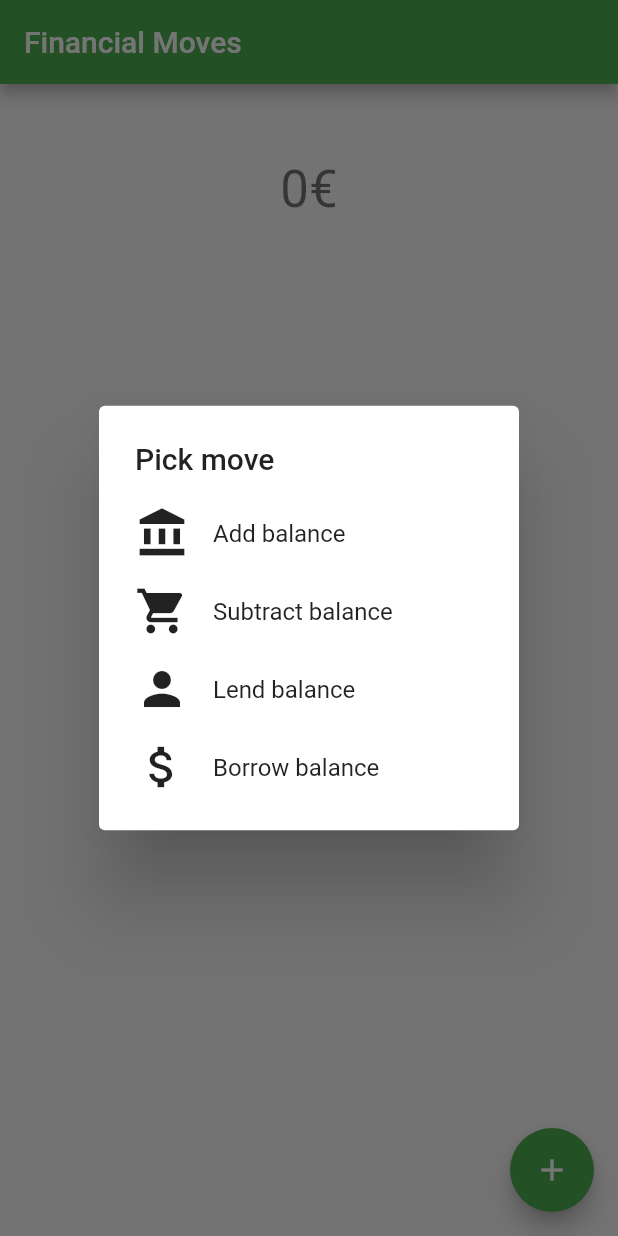
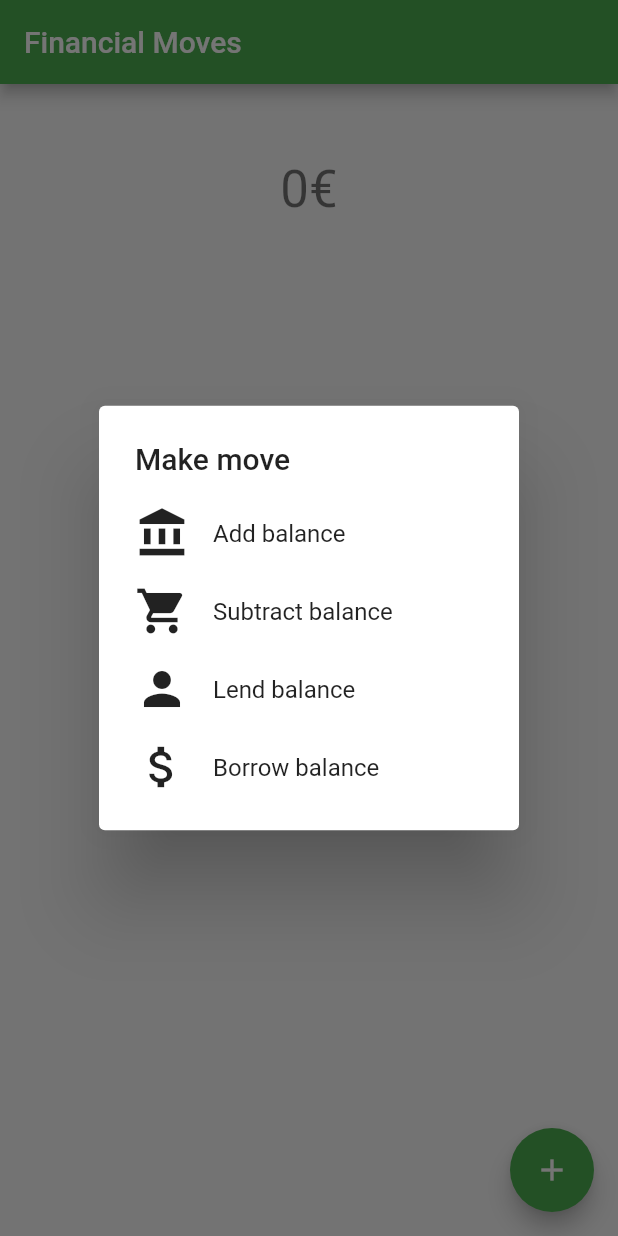
Before and after one commit to aitor-gomila/money_manager, a Flutter app: the screen it shows after launch, after a tap on the "add" icon, on a phone screen of 412 x 824 dp. Run offline on Flutter 3.47's test engine with Material 2 defaults, Android fonts, the light colour scheme and no system bars.

Commit message:
State management and dialogs for UX

```diff
--- a/lib/finance.dart
+++ b/lib/finance.dart
@@ -1,3 +1,6 @@
+import 'package:flutter/material.dart';
+import 'package:flutter/foundation.dart';
+
 class FinancialMove {
   final String descriptor;
   final int balance;
@@ -11,3 +14,23 @@ int calculateTotalFinancialMoves(List<FinancialMove> financialMovesList) {
   }
   return balance;
 }
+
+class CartModel extends ChangeNotifier {
+  final String currency = '€';
+
+  /// Internal, private state of the cart
+  final List<FinancialMove> _items = [];
+
+  /// An unmodifiable view of the items in the cart
+  List<FinancialMove> get items => _items;
+
+  /// The current total price of all items
+  int get total => calculateTotalFinancialMoves(items);
+
+  /// Adds [item] to cart
+  void add(FinancialMove item) {
+    _items.add(item);
+    // This call tells the widgets that are listening to this model to rebuild.
+    notifyListeners();
+  }
+}
--- a/lib/main.dart
+++ b/lib/main.dart
@@ -1,4 +1,5 @@
 import 'package:flutter/material.dart';
+import 'package:provider/provider.dart';
 import 'package:financial_management/finance.dart';
 import 'package:financial_management/gui.dart';
 
@@ -30,79 +31,53 @@ class MyHomePage extends StatefulWidget {
 }
 
 class _MyHomePageState extends State<MyHomePage> {
-  final String currency = '€';
-  final List<FinancialMove> financialMoves = [];
-
-  void _introduceNewMove(String descriptor, int balance) {
-    setState(() {
-      financialMoves
-          .add(FinancialMove(descriptor: descriptor, balance: balance));
-    });
-  }
-
-  void _showMoveDialog() {
-    showDialog<void>(
-        context: context,
-        useSafeArea: false,
-        builder: (BuildContext context) {
-          return SimpleDialog(title: const Text("Pick move"), children: [
-            DialogItem(
-                icon: Icons.account_balance,
-                text: "Add balance",
-                onPressed: () {}),
-            DialogItem(
-                icon: Icons.shopping_cart,
-                text: "Subtract balance",
-                onPressed: () {}),
-            DialogItem(
-                icon: Icons.person, text: "Lend balance", onPressed: () {}),
-            DialogItem(
-                icon: Icons.attach_money,
-                text: "Borrow balance",
-                onPressed: () {}),
-          ]);
-        });
-  }
-
   @override
   Widget build(BuildContext context) {
-    int totalBalanceDisplayNumber =
-        calculateTotalFinancialMoves(financialMoves);
-    String totalBalanceFormat =
-        '${totalBalanceDisplayNumber > 0 ? '+' : ''}$totalBalanceDisplayNumber$currency';
-    return Scaffold(
+    return ChangeNotifierProvider(
+        create: (context) => CartModel(),
+        child: Scaffold(
             appBar: AppBar(
               title: const Text("Financial Moves"),
             ),
-      body: Column(children: [
+            // Floating action button that pops a dialog with many actions (add balance, substract balance, etc.)
+            floatingActionButton:
+                Consumer<CartModel>(builder: (context, cart, child) {
+              return FloatingActionButton(
+                onPressed: () {
+                  showMoveDialog(context, cart);
+                },
+                tooltip: 'Make a change',
+                child: const Icon(Icons.add),
+              );
+            }),
+            body: Consumer<CartModel>(
+              builder: (context, cart, child) {
+                return Column(children: [
                   Padding(
-            padding: const EdgeInsets.symmetric(horizontal: 0, vertical: 50),
+                      padding: const EdgeInsets.symmetric(
+                          horizontal: 0, vertical: 50),
                       // Shows current balance with a nice + or - sign
                       child: Text(
-              totalBalanceFormat,
+                        '${cart.total}${cart.currency}',
                         style: Theme.of(context).textTheme.headline4,
                       )),
                   // Shows all moves in a nice list
-        ListView.builder(
+                  Expanded(
+                      child: ListView.builder(
                     scrollDirection: Axis.vertical,
                     shrinkWrap: true,
-          itemCount: financialMoves.length,
+                    itemCount: cart.items.length,
                     itemBuilder: (context, index) {
                       FinancialMove financialMove =
-                financialMoves.reversed.toList()[index];
+                          cart.items.reversed.toList()[index];
                       return FinancialMoveWidget(
                         descriptor: financialMove.descriptor,
                         balance: financialMove.balance.toString(),
                       );
                     },
-        )
-      ]),
-      // Floating action button that pops a dialog with many actions (add balance, substract balance, etc.)
-      floatingActionButton: FloatingActionButton(
-        onPressed: _showMoveDialog,
-        tooltip: 'Make a change',
-        child: const Icon(Icons.add),
-      ), // This trailing comma makes auto-formatting nicer for build methods.
-    );
+                  )),
+                ]);
+              },
+            )));
   }
 }
```
Also changed, not shown: lib/gui.dart (+91 -0 lines). Lines whose indentation alone changed are shown as unchanged.
